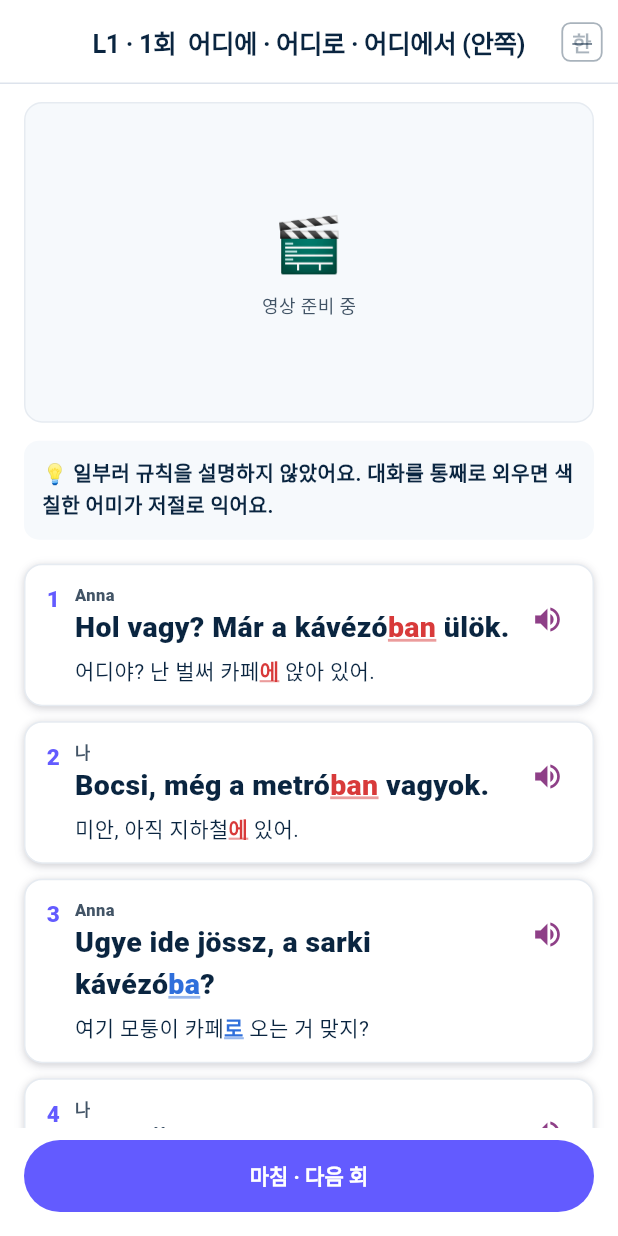
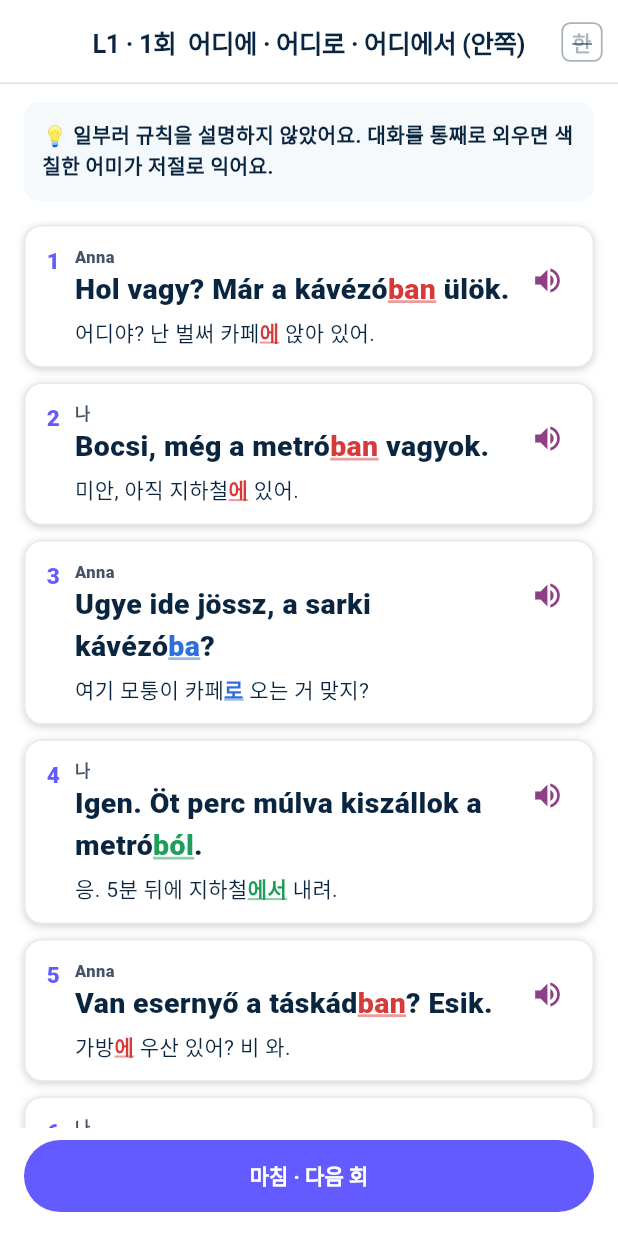
Before and after one commit to talkverselab/talkverse-hu, a Flutter app: the SenseLessonScreen screen opened directly with empty values, on a phone screen of 412 x 824 dp. Run offline on Flutter 3.47's test engine with Material 3 defaults, Android fonts, the phone set to English and light mode, and no system bars; our stand-ins replace audioplayers, csv, drift, drift_flutter, flutter_secure_storage, flutter_tts and 6 more; missing offline and left inert: flutter_web_auth_2; accounts and stored records are empty; generated files the repository leaves out were written again; network calls fail; Roboto replaces fonts that are missing (Pretendard); statements that could not run were skipped.

Commit message:
심사 대비: 언어감각 영상 칸은 영상이 있을 때만 보이게(빈 「영상 준비 중」 숨김, uk 공지 11-22)
Co-Authored-By: Claude Opus 5.5 <noreply@anthropic.com>
Claude-Session: https://claude.ai/code/session_01A6i92iPbrYwKXeD9pUT1JS

```diff
--- a/lib/screens/sense_course_screen.dart
+++ b/lib/screens/sense_course_screen.dart
@@ -328,8 +328,8 @@ class _Memorize extends StatelessWidget {
     const huStyle = TextStyle(fontSize: 19, fontWeight: FontWeight.w800, color: AppColors.sumi, height: 1.45);
     const koStyle = TextStyle(fontSize: 14, color: AppColors.sumi, height: 1.45);
     return Column(crossAxisAlignment: CrossAxisAlignment.stretch, children: [
-      LessonVideo(url: video),
-      const SizedBox(height: 12),
+      // 영상이 있을 때만 보인다 — 빈 「영상 준비 중」 칸은 심사에서 미완성으로 보여 숨김(2026-11-22 uk 공지)
+      if (video.isNotEmpty) ...[LessonVideo(url: video), const SizedBox(height: 12)],
       Container(
         padding: const EdgeInsets.all(12),
         decoration: BoxDecoration(color: AppColors.washiDeep, borderRadius: BorderRadius.circular(10)),
@@ -375,7 +375,7 @@ class _Memorize extends StatelessWidget {
   }
 }
 
-/// 회차 영상 — 주소가 비었으면 「영상 준비 중」 칸, 있으면 서버에서 바로 틀기(앱에 넣지 않는다). 탭 = 재생/멈춤.
+/// 회차 영상 — 주소가 있을 때만 부른다(비었으면 화면에서 뺌). 주소가 비면 「영상 준비 중」 칸, 있으면 서버에서 바로 틀기(앱에 넣지 않는다). 탭 = 재생/멈춤.
 class LessonVideo extends StatefulWidget {
   final String url;
   const LessonVideo({super.key, required this.url});
```
